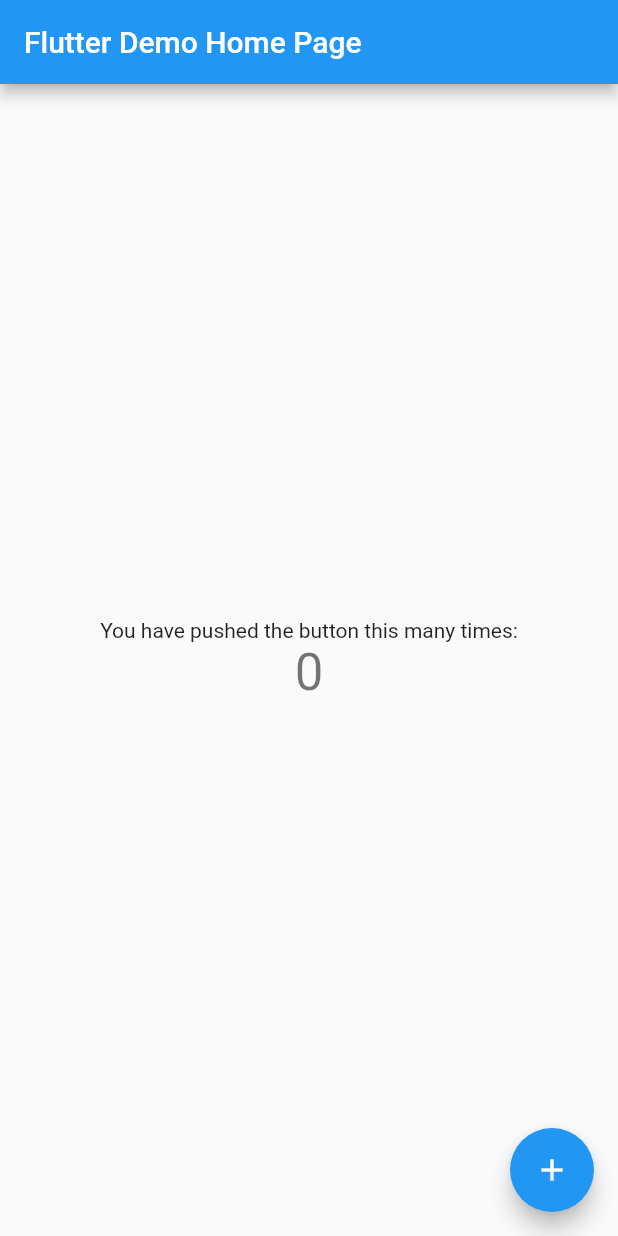
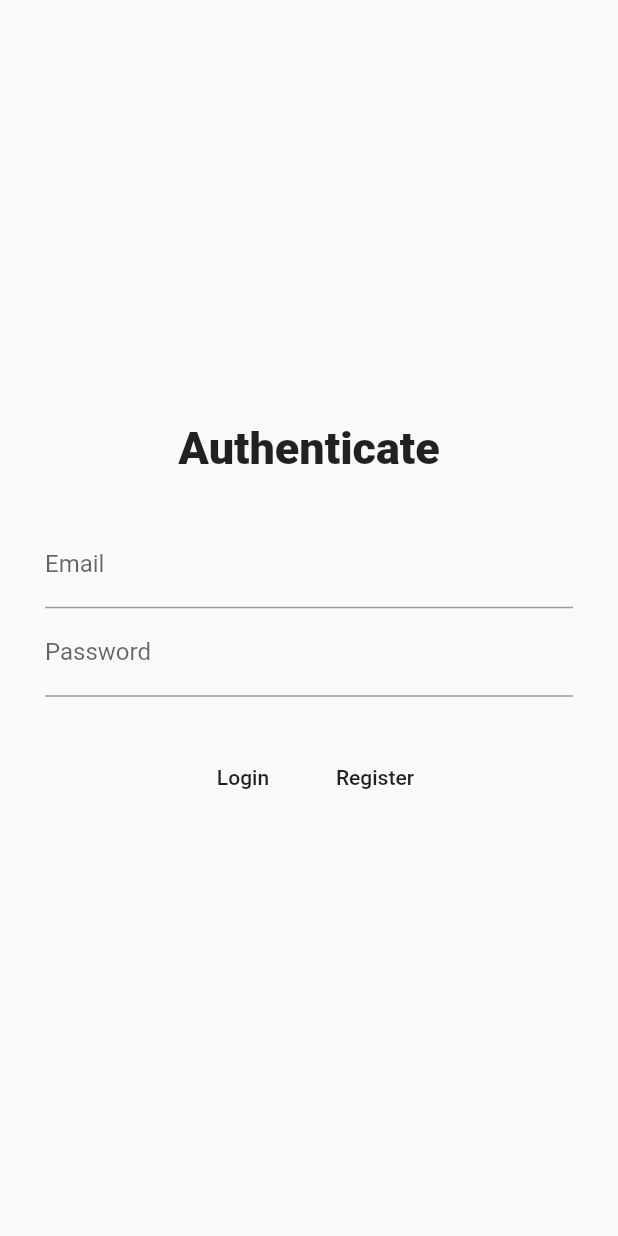
Before and after one commit to nlg8111/MealPlannerFlutter, a Flutter app: the screen it shows after launch, on a phone screen of 412 x 824 dp. Run offline on Flutter 3.47's test engine with Material 2 defaults, Android fonts, the phone set to English and light mode, and no system bars.

Commit message:
Basic welcome auth screen

```diff
--- /dev/null
+++ b/lib/constants.dart
@@ -0,0 +1,7 @@
+import 'package:flutter/cupertino.dart';
+
+const double kSize = 30.0;
+const TextStyle kHeadingTextStyle = TextStyle(
+  fontSize: 30.0,
+  fontWeight: FontWeight.w900,
+);
--- a/lib/main.dart
+++ b/lib/main.dart
@@ -1,4 +1,5 @@
 import 'package:flutter/material.dart';
+import 'package:meal_planner/welcome/welcome_screen.dart';
 
 void main() {
   runApp(MyApp());
@@ -14,7 +15,10 @@ class MyApp extends StatelessWidget {
         primarySwatch: Colors.blue,
         visualDensity: VisualDensity.adaptivePlatformDensity,
       ),
-      home: MyHomePage(title: 'Flutter Demo Home Page'),
+      initialRoute: '/welcome',
+      routes: {
+        '/welcome': (BuildContext context) => WelcomeScreen(),
+      },
     );
   }
 }
--- /dev/null
+++ b/lib/user/user_service.dart
@@ -0,0 +1,9 @@
+class UserService {
+  Future<void> login(String username, String password) async {
+    print('login: $username // $password');
+  }
+
+  Future<void> register(String username, String password) async {
+    print('register: $username // $password');
+  }
+}
--- /dev/null
+++ b/lib/welcome/welcome_screen.dart
@@ -0,0 +1,80 @@
+import 'package:flutter/material.dart';
+import 'package:meal_planner/constants.dart';
+import 'package:meal_planner/user/user_service.dart';
+
+class WelcomeScreen extends StatefulWidget {
+  @override
+  _WelcomeScreenState createState() => _WelcomeScreenState();
+}
+
+class _WelcomeScreenState extends State<WelcomeScreen> {
+  String email;
+  String password;
+
+  Future<void> login() async {
+    await UserService().login(email, password);
+    // moveToNextScreen();
+  }
+
+  Future<void> register() async {
+    await UserService().register(email, password);
+    // moveToNextScreen();
+  }
+
+  void moveToNextScreen() {
+    // Todo: change
+    Navigator.pushNamed(context, '/new-meal');
+  }
+
+  @override
+  Widget build(BuildContext context) {
+    return Scaffold(
+      body: SafeArea(
+        child: Center(
+          child: Padding(
+            padding: const EdgeInsets.all(kSize),
+            child: Column(
+              mainAxisAlignment: MainAxisAlignment.center,
+              children: [
+                Text(
+                  'Authenticate',
+                  style: kHeadingTextStyle,
+                ),
+                SizedBox(
+                  height: kSize,
+                ),
+                TextField(
+                  textAlign: TextAlign.center,
+                  decoration: InputDecoration(labelText: 'Email'),
+                  onChanged: (String value) => email = value,
+                ),
+                TextField(
+                  textAlign: TextAlign.center,
+                  obscureText: true,
+                  decoration: InputDecoration(labelText: 'Password'),
+                  onChanged: (String value) => password = value,
+                ),
+                SizedBox(
+                  height: kSize,
+                ),
+                Row(
+                  mainAxisAlignment: MainAxisAlignment.center,
+                  children: [
+                    FlatButton(
+                      onPressed: login,
+                      child: Text('Login'),
+                    ),
+                    FlatButton(
+                      onPressed: register,
+                      child: Text('Register'),
+                    ),
+                  ],
+                )
+              ],
+            ),
+          ),
+        ),
+      ),
+    );
+  }
+}
```
